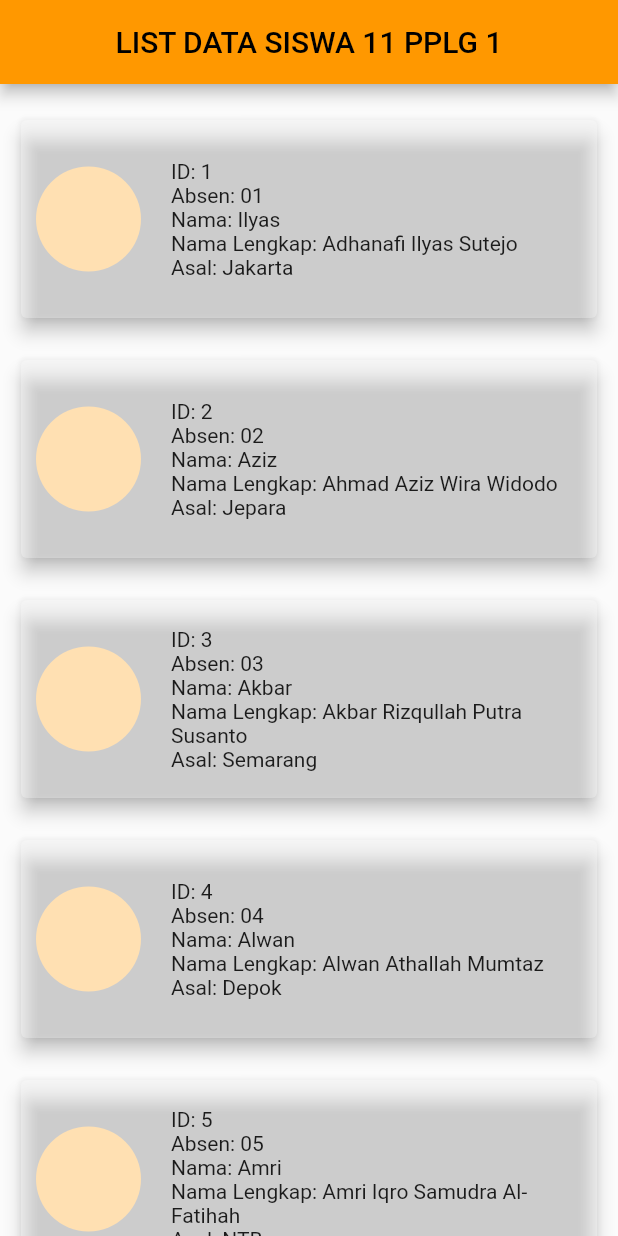
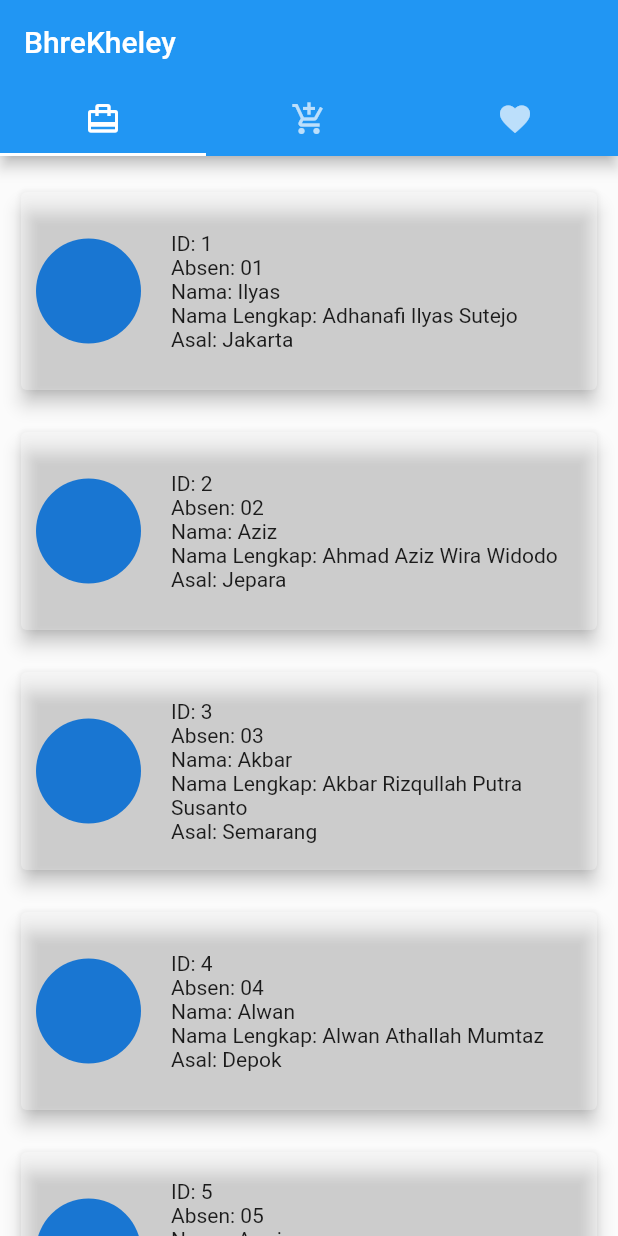
Before and after one commit to BhreKheley/List-API, a Flutter app: the screen it shows after launch, on a phone screen of 412 x 824 dp. Run offline on Flutter 3.47's test engine with Material 2 defaults, Android fonts, the light colour scheme and no system bars.

Commit message:
second commit

```diff
--- a/lib/list_view.dart
+++ b/lib/list_view.dart
@@ -9,15 +9,17 @@ class listkelas extends StatefulWidget {
 }
 
 class _listkelasState extends State<listkelas> {
+  List<DataSiswa> data = [];
+
   @override
   Widget build(BuildContext context) {
     return Scaffold(
-      appBar: AppBar(
-        title: Container(
-            width: MediaQuery.of(context).size.width,
-            child:
-                Text("LIST DATA SISWA 11 PPLG 1", textAlign: TextAlign.center)),
-      ),
+      // appBar: AppBar(
+      //   title: Container(
+      //       width: MediaQuery.of(context).size.width,
+      //       child:
+      //           Text("LIST DATA SISWA 11 PPLG 1", textAlign: TextAlign.center)),
+      // ),
       body: Container(
         height: MediaQuery.of(context).size.height,
         width: MediaQuery.of(context).size.width,
@@ -25,7 +27,32 @@ class _listkelasState extends State<listkelas> {
         child: ListView.builder(
             itemCount: datasiswa.length,
             itemBuilder: (BuildContext context, index) {
-              return Container(
+              return GestureDetector(
+                onTap: () => showDialog(
+                    context: context,
+                    builder: (BuildContext context) => AlertDialog(
+                          title: Text("Hapus Kontak"),
+                          content: Text(
+                              "Anda yakin ingin menghapus kontak ${datasiswa[index].nama}?"),
+                          actions: <Widget>[
+                            FlatButton(
+                              child: Text("Ya"),
+                              onPressed: () {
+                                setState(() {
+                                  datasiswa.removeAt(index);
+                                });
+                                Navigator.pop(context);
+                              },
+                            ),
+                            FlatButton(
+                              child: Text("Tidak"),
+                              onPressed: () {
+                                Navigator.pop(context);
+                              },
+                            ),
+                          ],
+                        )),
+                child: Container(
                   margin: EdgeInsets.only(top: 10, bottom: 0),
                   padding: EdgeInsets.fromLTRB(10, 10, 10, 0),
                   height: 150,
@@ -38,7 +65,8 @@ class _listkelasState extends State<listkelas> {
                         Row(
                           children: <Widget>[
                             Padding(
-                            padding: const EdgeInsets.only(left: 10, right: 10),
+                              padding:
+                                  const EdgeInsets.only(left: 10, right: 10),
                               child: CircleAvatar(
                                 radius: 35,
                               ),
@@ -65,6 +93,7 @@ class _listkelasState extends State<listkelas> {
                       ],
                     ),
                   ),
+                ),
               );
             }),
       ),
--- a/lib/main.dart
+++ b/lib/main.dart
@@ -1,6 +1,7 @@
 import 'package:flutter/material.dart';
 import 'package:tugas_list_view/list_view.dart';
 import 'package:tugas_list_view/data_object.dart';
+import 'package:tugas_list_view/tabbar.dart';
 
 void main() {
   runApp(const MyApp());
@@ -26,7 +27,7 @@ class MyApp extends StatelessWidget {
         // is not restarted.
         primarySwatch: Colors.orange,
       ),
-      home: listkelas(),
+      home: TabbarExample(),
     );
   }
 }
--- /dev/null
+++ b/lib/tabbar.dart
@@ -0,0 +1,65 @@
+import 'package:flutter/material.dart';
+import 'package:tugas_list_view/data_object.dart';
+import 'package:tugas_list_view/list_view.dart';
+
+class TabbarExample extends StatefulWidget {
+  const TabbarExample({Key? key}) : super(key: key);
+
+  @override
+  State<TabbarExample> createState() => _TabbarExampleState();
+}
+
+class _TabbarExampleState extends State<TabbarExample>
+    with SingleTickerProviderStateMixin {
+  late TabController _controller;
+  int _selectedIndex = 0;
+
+  List<Widget> list = [
+    Tab(icon: Icon(Icons.card_travel)),
+    Tab(icon: Icon(Icons.add_shopping_cart)),
+    Tab(icon: Icon(Icons.favorite)),
+  ];
+
+  @override
+  void initState() {
+    // TODO: implement initState
+    super.initState();
+    _controller = TabController(length: list.length, vsync: this);
+
+    _controller.addListener(() {
+      setState(() {
+        _selectedIndex = _controller.index;
+      });
+      print("Selected Index: " + _controller.index.toString());
+    });
+  }
+
+  @override
+  Widget build(BuildContext context) {
+    return MaterialApp(
+      home: Scaffold(
+        appBar: AppBar(
+          bottom: TabBar(
+            onTap: (value) {},
+            controller: _controller,
+            tabs: list,
+          ),
+          title: Text('BhreKheley'),
+        ),
+        body: TabBarView(controller: _controller, children: [
+          listkelas(),
+          Center(
+              child: Text(
+            _selectedIndex.toString(),
+            style: TextStyle(fontSize: 40),
+          )),
+          Center(
+              child: Text(
+            _selectedIndex.toString(),
+            style: TextStyle(fontSize: 40),
+          )),
+        ]),
+      ),
+    );
+  }
+}
```
Lines whose indentation alone changed are shown as unchanged.
